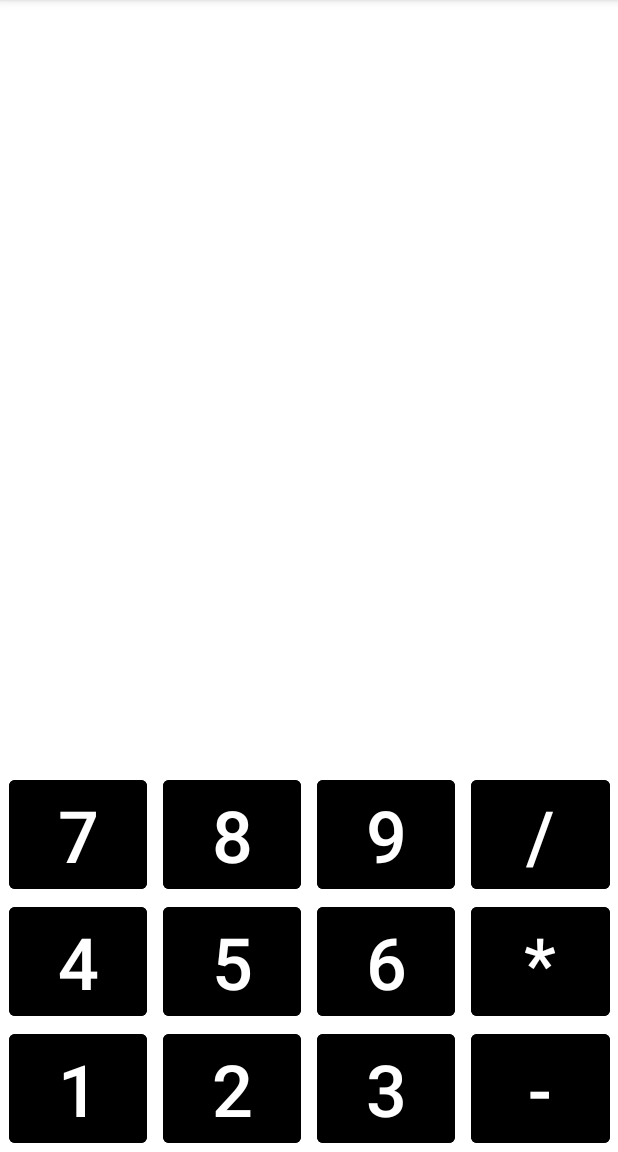
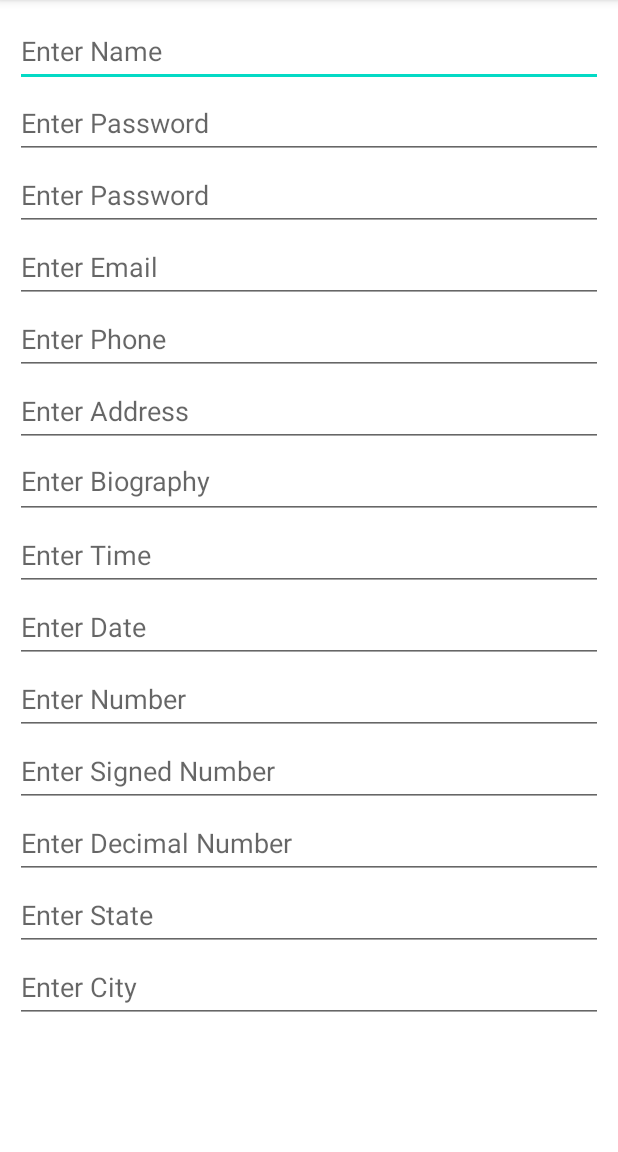
Before and after one commit to akshaysoni8707/MyCalc, an Android app: the screen it shows after launch (MainActivity before the commit, FormActivity after it), on a phone screen of 412 x 824 dp, the part 84-1236 px from its top. Run offline under Robolectric (Android 15) with nearby library versions, the phone set to English and light mode, and no system bars.

Commit message:
form editable text elements added in form activity

```diff
--- a/app/src/main/AndroidManifest.xml
+++ b/app/src/main/AndroidManifest.xml
@@ -10,6 +10,15 @@
         android:supportsRtl="true"
         android:theme="@style/Theme.MyCalc">
         <activity
+            android:name=".FormActivity"
+            android:exported="true">
+            <intent-filter>
+                <action android:name="android.intent.action.MAIN" />
+
+                <category android:name="android.intent.category.LAUNCHER" />
+            </intent-filter>
+        </activity>
+        <activity
             android:name=".MainActivity"
             android:exported="true">
             <intent-filter>
--- /dev/null
+++ b/app/src/main/java/com/app/mycalc/FormActivity.java
@@ -0,0 +1,14 @@
+package com.app.mycalc;
+
+import androidx.appcompat.app.AppCompatActivity;
+
+import android.os.Bundle;
+
+public class FormActivity extends AppCompatActivity {
+
+    @Override
+    protected void onCreate(Bundle savedInstanceState) {
+        super.onCreate(savedInstanceState);
+        setContentView(R.layout.activity_form);
+    }
+}
--- a/app/src/main/java/com/app/mycalc/MainActivity.java
+++ b/app/src/main/java/com/app/mycalc/MainActivity.java
@@ -103,12 +103,10 @@ public class MainActivity extends AppCompatActivity {
                             formulaBar.setText(null);
                             formula = new StringBuilder();
                         } else {
-
                         }
                     }
                 }
             });
-
         }
     }
 }
--- /dev/null
+++ b/app/src/main/res/layout/activity_form.xml
@@ -0,0 +1,146 @@
+<?xml version="1.0" encoding="utf-8"?>
+<androidx.constraintlayout.widget.ConstraintLayout xmlns:android="http://schemas.android.com/apk/res/android"
+    xmlns:app="http://schemas.android.com/apk/res-auto"
+    xmlns:tools="http://schemas.android.com/tools"
+    android:id="@+id/PersonName"
+    android:layout_width="match_parent"
+    android:layout_height="match_parent"
+    tools:context=".FormActivity">
+
+    <ScrollView
+        android:layout_width="match_parent"
+        android:layout_height="match_parent"
+        tools:ignore="SpeakableTextPresentCheck">
+
+        <LinearLayout
+            android:layout_width="match_parent"
+            android:layout_height="wrap_content"
+            android:orientation="vertical"
+            android:padding="10dp">
+
+            <EditText
+                android:id="@+id/personName"
+                android:layout_width="match_parent"
+                android:layout_height="wrap_content"
+                android:autofillHints=""
+                android:ems="10"
+                android:hint="@string/EnterName"
+                android:inputType="textPersonName"
+                android:minHeight="48dp" />
+
+            <EditText
+                android:id="@+id/password"
+                android:layout_width="match_parent"
+                android:layout_height="wrap_content"
+                android:ems="10"
+                android:hint="@string/EnterPassword"
+                android:inputType="textPassword"
+                android:minHeight="48dp" />
+
+            <EditText
+                android:id="@+id/NumberPassword"
+                android:layout_width="match_parent"
+                android:layout_height="wrap_content"
+                android:ems="10"
+                android:hint="@string/EnterPassword"
+                android:inputType="numberPassword"
+                android:minHeight="48dp" />
+
+            <EditText
+                android:id="@+id/EmailAddress"
+                android:layout_width="match_parent"
+                android:layout_height="wrap_content"
+                android:ems="10"
+                android:hint="@string/EnterEmail"
+                android:inputType="textEmailAddress"
+                android:minHeight="48dp" />
+
+            <EditText
+                android:id="@+id/Phone"
+                android:layout_width="match_parent"
+                android:layout_height="wrap_content"
+                android:ems="10"
+                android:hint="@string/EnterPhone"
+                android:inputType="phone"
+                android:minHeight="48dp" />
+
+            <EditText
+                android:id="@+id/PostalAddress"
+                android:layout_width="match_parent"
+                android:layout_height="wrap_content"
+                android:ems="10"
+                android:hint="@string/EnterAddress"
+                android:inputType="textPostalAddress"
+                android:minHeight="48dp" />
+
+            <EditText
+                android:id="@+id/TextMultiLine"
+                android:layout_width="match_parent"
+                android:layout_height="wrap_content"
+                android:ems="10"
+                android:gravity="start|top"
+                android:hint="@string/EnterBiography"
+                android:inputType="textMultiLine"
+                android:minHeight="48dp" />
+
+            <EditText
+                android:id="@+id/Time"
+                android:layout_width="match_parent"
+                android:layout_height="wrap_content"
+                android:ems="10"
+                android:hint="@string/EnterTime"
+                android:inputType="time"
+                android:minHeight="48dp" />
+
+            <EditText
+                android:id="@+id/Date"
+                android:layout_width="match_parent"
+                android:layout_height="wrap_content"
+                android:ems="10"
+                android:hint="@string/EnterDate"
+                android:inputType="date"
+                android:minHeight="48dp" />
+
+            <EditText
+                android:id="@+id/Number"
+                android:layout_width="match_parent"
+                android:layout_height="wrap_content"
+                android:ems="10"
+                android:hint="@string/EnterNumber"
+                android:inputType="number"
+                android:minHeight="48dp" />
+
+            <EditText
+                android:id="@+id/NumberSigned"
+                android:layout_width="match_parent"
+                android:layout_height="wrap_content"
+                android:ems="10"
+                android:hint="@string/EnterSignedNumber"
+                android:inputType="numberSigned"
+                android:minHeight="48dp" />
+
+            <EditText
+                android:id="@+id/NumberDecimal"
+                android:layout_width="match_parent"
+                android:layout_height="wrap_content"
+                android:ems="10"
+                android:hint="@string/EnterDecimalNumber"
+                android:inputType="numberDecimal"
+                android:minHeight="48dp" />
+
+            <AutoCompleteTextView
+                android:id="@+id/selectState"
+                android:layout_width="match_parent"
+                android:layout_height="wrap_content"
+                android:hint="@string/EnterState"
+                android:minHeight="48dp" />
+
+            <MultiAutoCompleteTextView
+                android:id="@+id/multiAutoCompleteTextView"
+                android:layout_width="match_parent"
+                android:layout_height="wrap_content"
+                android:hint="@string/EnterCity"
+                android:minHeight="48dp" />
+        </LinearLayout>
+    </ScrollView>
+</androidx.constraintlayout.widget.ConstraintLayout>
--- a/app/src/main/res/values/strings.xml
+++ b/app/src/main/res/values/strings.xml
@@ -15,4 +15,21 @@
     <string name="sym1">*</string>
     <string name="sym2">-</string>
     <string name="sym3">+</string>
+    <string name="EnterName">Enter Name</string>
+    <string name="EnterAge">Enter Age</string>
+    <string name="EnterEmail">Enter Email</string>
+    <string name="EnterPhone">Enter Phone</string>
+    <string name="EnterPassword">Enter Password</string>
+    <string name="EnterConfirmPassword">Enter Confirm Password</string>
+    <string name="EnterAddress">Enter Address</string>
+    <string name="EnterCity">Enter City</string>
+    <string name="EnterState">Enter State</string>
+    <string name="EnterZipCode">Enter Zip Code</string>
+    <string name="EnterCountry">Enter Country</string>
+    <string name="EnterBiography">Enter Biography</string>
+    <string name="EnterTime">Enter Time</string>
+    <string name="EnterDate">Enter Date</string>
+    <string name="EnterNumber">Enter Number</string>
+    <string name="EnterSignedNumber">Enter Signed Number</string>
+<string name="EnterDecimalNumber">Enter Decimal Number</string>
 </resources>
```
